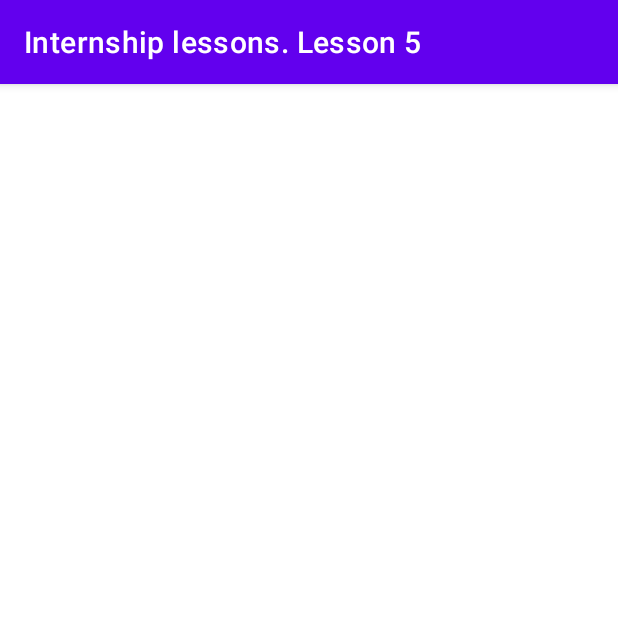
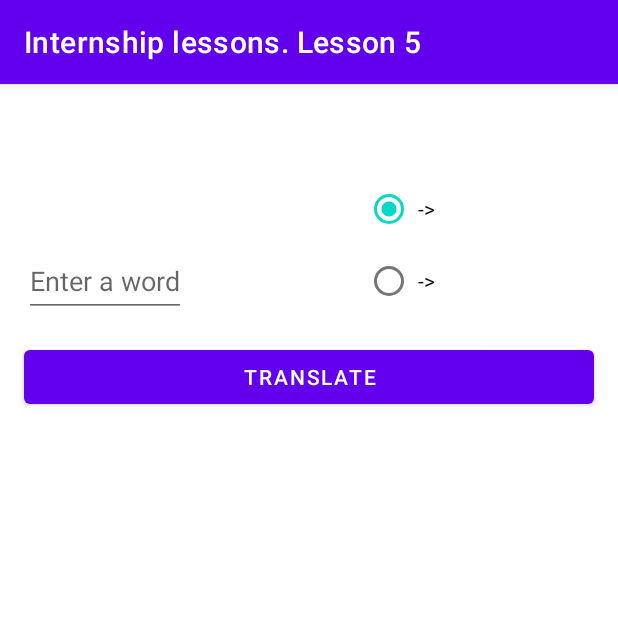
Before and after one commit to alexk2111/LoginApplication, an Android app: the screen it shows after launch (MainScreen), on a phone screen of 412 x 824 dp, the top half of it. Run offline under Robolectric (Android 15) with nearby library versions, the phone set to English and light mode, and no system bars; our stand-ins replace data binding; 1 statement that could not run was skipped.

Commit message:
Final commit

```diff
--- a/app/src/main/java/com/onix/internship/okucherenko/di/ViewModelModule.kt
+++ b/app/src/main/java/com/onix/internship/okucherenko/di/ViewModelModule.kt
@@ -2,10 +2,12 @@ package com.onix.internship.okucherenko.di
 
 import com.onix.internship.okucherenko.ui.main.MainViewModel
 import com.onix.internship.okucherenko.ui.splash.SplashViewModel
+import com.onix.internship.okucherenko.ui.translator.TranslationViewModel
 import org.koin.androidx.viewmodel.dsl.viewModel
 import org.koin.dsl.module
 
 val viewModelModule = module {
+    viewModel { TranslationViewModel() }
     viewModel { SplashViewModel() }
     viewModel { MainViewModel() }
 
--- /dev/null
+++ b/app/src/main/java/com/onix/internship/okucherenko/domain/entity/Dictionary.kt
@@ -0,0 +1,10 @@
+package com.onix.internship.okucherenko.domain.entity
+
+object Dictionary {
+    var langFrom: String = ""
+    var langTo: String = ""
+    var format: String = ""
+    var fullName: String = ""
+    var description: String = ""
+    val dictionary = mutableListOf<DictionaryItem>()
+}
--- /dev/null
+++ b/app/src/main/java/com/onix/internship/okucherenko/domain/entity/DictionaryItem.kt
@@ -0,0 +1,3 @@
+package com.onix.internship.okucherenko.domain.entity
+
+data class DictionaryItem(val wordLang1: String, val wordLang2: String)
--- /dev/null
+++ b/app/src/main/java/com/onix/internship/okucherenko/domain/entity/ResultTranslate.kt
@@ -0,0 +1,3 @@
+package com.onix.internship.okucherenko.domain.entity
+
+data class ResultTranslate(val word: String, val translate: String)
--- /dev/null
+++ b/app/src/main/java/com/onix/internship/okucherenko/domain/usecase/XmlDictionaryParser.kt
@@ -0,0 +1,62 @@
+package com.onix.internship.okucherenko.domain.usecase
+
+import android.content.Context
+import android.util.Log
+import com.onix.internship.okucherenko.domain.entity.Dictionary
+import com.onix.internship.okucherenko.domain.entity.DictionaryItem
+import org.xmlpull.v1.XmlPullParser
+import org.xmlpull.v1.XmlPullParserFactory
+
+class XmlDictionaryParser(val context: Context) {
+
+    val dict = "dict.xdxf"
+    fun parse() {
+        try {
+            val parserFactory = XmlPullParserFactory.newInstance()
+            val parser = parserFactory.newPullParser()
+            val inputStream = context.resources.assets.open("dict.xdxf")
+            parser.setFeature(XmlPullParser.FEATURE_PROCESS_NAMESPACES, false)
+            parser.setInput(inputStream, null)
+
+            var tag: String? = ""
+            var text: String? = ""
+            var event = parser.eventType
+
+            while (event != XmlPullParser.END_DOCUMENT) {
+                tag = parser.name
+                when (parser.eventType) {
+                    XmlPullParser.START_TAG -> {
+                        when (tag) {
+                            "xdxf" -> {
+                                Dictionary.langFrom = parser.getAttributeValue(0)
+                                Dictionary.langTo = parser.getAttributeValue(1)
+                                Dictionary.format = parser.getAttributeValue(2)
+                            }
+                        }
+                    }
+                    XmlPullParser.TEXT -> {
+                        text = parser.text
+                    }
+                    XmlPullParser.END_TAG -> {
+                        when (tag) {
+                            "full_name" -> Dictionary.fullName = text.toString()
+                            "description" -> Dictionary.description = text.toString()
+                            "ar" -> {
+                                val itog = text?.replace("\n", "")?.replace("\"", "")?.split("  ")
+                                Dictionary.dictionary.add(
+                                    (DictionaryItem(
+                                        itog?.get(0) ?: "",
+                                        itog?.get(1) ?: ""
+                                    ))
+                                )
+                            }
+                        }
+                    }
+                }
+                event = parser.next()
+            }
+        } catch (t: Throwable) {
+            Log.e("Error ", "No load dictionary")
+        }
+    }
+}
--- a/app/src/main/java/com/onix/internship/okucherenko/ui/splash/SplashFragment.kt
+++ b/app/src/main/java/com/onix/internship/okucherenko/ui/splash/SplashFragment.kt
@@ -1,5 +1,7 @@
 package com.onix.internship.okucherenko.ui.splash
 
+import android.os.Bundle
+import android.view.View
 import com.onix.internship.okucherenko.R
 import com.onix.internship.okucherenko.arch.BaseFragment
 import com.onix.internship.okucherenko.arch.ext.navigate
@@ -16,8 +18,12 @@ class SplashFragment : BaseFragment<SplashFragmentBinding>(R.layout.splash_fragm
         }
     }
 
+    override fun onViewCreated(view: View, savedInstanceState: Bundle?) {
+        super.onViewCreated(view, savedInstanceState)
+        viewModel.context = requireContext()
+    }
     private fun showLogInScreen() {
-        navigate(R.id.splashFragment, clearStack = true)
+        navigate(R.id.translationFragment, clearStack = true)
     }
 
 }
--- a/app/src/main/java/com/onix/internship/okucherenko/ui/splash/SplashViewModel.kt
+++ b/app/src/main/java/com/onix/internship/okucherenko/ui/splash/SplashViewModel.kt
@@ -1,17 +1,22 @@
 package com.onix.internship.okucherenko.ui.splash
 
+import android.content.Context
 import com.onix.internship.okucherenko.arch.BaseViewModel
 import com.onix.internship.okucherenko.arch.lifecycle.SingleLiveEvent
+import com.onix.internship.okucherenko.domain.usecase.XmlDictionaryParser
 import kotlinx.coroutines.delay
 
 class SplashViewModel : BaseViewModel() {
 
     val initEvent = SingleLiveEvent<Boolean>()
+    lateinit var context: Context
 
     init {
         onLoading(true)
         launch {
             delay(1000)
+            val parser = XmlDictionaryParser(context)
+            parser.parse()
             initEvent.postValue(true)
         }
     }
--- /dev/null
+++ b/app/src/main/java/com/onix/internship/okucherenko/ui/translator/TranslationFragment.kt
@@ -0,0 +1,41 @@
+package com.onix.internship.okucherenko.ui.translator
+
+import android.os.Bundle
+import android.view.View
+import androidx.lifecycle.Observer
+import com.onix.internship.okucherenko.R
+import com.onix.internship.okucherenko.arch.BaseFragment
+import com.onix.internship.okucherenko.databinding.TranslationFragmentBinding
+import com.onix.internship.okucherenko.domain.entity.Dictionary
+import com.onix.internship.okucherenko.ui.listoftranslations.ListoftranslationsFragment
+import org.koin.androidx.viewmodel.ext.android.viewModel
+
+class TranslationFragment :
+    BaseFragment<TranslationFragmentBinding>(R.layout.translation_fragment) {
+    override val viewModel: TranslationViewModel by viewModel()
+    private val adapter = TranslateAdapter()
+
+    override fun setObservers() {
+        super.setObservers()
+
+        viewModel.translationList.observe(viewLifecycleOwner, Observer {
+            it?.let { it ->
+                adapter.submitList(it.reversed())
+                binding.editText.text.clear()
+                ListoftranslationsFragment.resultCollection = viewModel.resultCollection
+                ListoftranslationsFragment().show(childFragmentManager, ListoftranslationsFragment.TAG)
+            }
+        })
+    }
+
+    override fun onViewCreated(view: View, savedInstanceState: Bundle?) {
+        super.onViewCreated(view, savedInstanceState)
+
+        viewModel.currentContext = requireContext()
+        binding.translateViewModel = viewModel
+        binding.translateList.adapter = adapter
+        binding.textViewFullName.text = Dictionary.fullName
+        binding.radioButtonWord1.text = "${Dictionary.langFrom} -> ${Dictionary.langTo}"
+        binding.radioButtonWord2.text = "${Dictionary.langTo} -> ${Dictionary.langFrom}"
+    }
+}
--- /dev/null
+++ b/app/src/main/java/com/onix/internship/okucherenko/ui/translator/TranslationViewModel.kt
@@ -0,0 +1,65 @@
+package com.onix.internship.okucherenko.ui.translator
+
+import android.content.Context
+import android.widget.Toast
+import androidx.lifecycle.LiveData
+import androidx.lifecycle.MutableLiveData
+import com.onix.internship.okucherenko.R
+import com.onix.internship.okucherenko.arch.BaseViewModel
+import com.onix.internship.okucherenko.domain.entity.Dictionary
+import com.onix.internship.okucherenko.domain.entity.DictionaryItem
+import com.onix.internship.okucherenko.domain.entity.ResultTranslate
+
+class TranslationViewModel : BaseViewModel() {
+
+    lateinit var currentContext: Context
+    var filtered = listOf<DictionaryItem>()
+    var resultCollection = mutableListOf<ResultTranslate>()
+
+    private val _translationList = MutableLiveData<MutableList<ResultTranslate>>()
+    val translationList: LiveData<MutableList<ResultTranslate>>
+        get() = _translationList
+
+    var directTranslation = false
+    var reverseTranslation = false
+    var word = ""
+    private var resultTranslateList = mutableListOf<ResultTranslate>()
+
+    init {
+
+        if(!directTranslation && !reverseTranslation) {
+            directTranslation = true
+        }
+    }
+
+    fun onTranslate() {
+        filtered = listOf()
+        resultCollection = mutableListOf()
+        var result = ""
+        if (reverseTranslation) {
+            filtered = Dictionary.dictionary.filter { it.wordLang2 == word.uppercase() }
+            filtered.forEach{
+                resultCollection.add(ResultTranslate(it.wordLang2, it.wordLang1))
+                result += "${it.wordLang1} "
+            }
+        } else {
+            filtered = Dictionary.dictionary.filter { it.wordLang1 == word.uppercase() }
+            filtered.forEach{
+                resultCollection.add(ResultTranslate(it.wordLang1, it.wordLang2))
+                result += "${it.wordLang2} "
+            }
+        }
+
+        result.trim()
+        if(filtered.isEmpty()) {
+            Toast.makeText(currentContext, currentContext.getString(R.string.translation_is_missing), Toast.LENGTH_SHORT).show()
+            return
+        }
+
+        val resultTranslate = ResultTranslate(word, result)
+
+        resultTranslateList.remove(resultTranslate)
+        resultTranslateList.add(resultTranslate)
+        _translationList.value = resultTranslateList.takeLast(16) as MutableList<ResultTranslate>
+    }
+}
--- /dev/null
+++ b/app/src/main/res/layout/translation_fragment.xml
@@ -0,0 +1,91 @@
+<?xml version="1.0" encoding="utf-8"?>
+<layout xmlns:android="http://schemas.android.com/apk/res/android"
+    xmlns:app="http://schemas.android.com/apk/res-auto"
+    xmlns:tools="http://schemas.android.com/tools">
+
+    <data>
+        <variable
+            name="translateViewModel"
+            type="com.onix.internship.okucherenko.ui.translator.TranslationViewModel" />
+   </data>
+
+    <androidx.constraintlayout.widget.ConstraintLayout
+        android:id="@+id/constraintLayout"
+        android:layout_width="match_parent"
+        android:layout_height="match_parent"
+        tools:context=".ui.translator.TranslationFragment">
+
+        <TextView
+            android:id="@+id/textViewFullName"
+            android:layout_width="0dp"
+            android:layout_height="wrap_content"
+            android:layout_marginTop="16dp"
+            android:gravity="center"
+            android:textSize="20sp"
+            app:layout_constraintEnd_toEndOf="parent"
+            app:layout_constraintStart_toStartOf="parent"
+            app:layout_constraintTop_toTopOf="parent" />
+
+        <RadioGroup
+            android:id="@+id/radioGroup"
+            android:layout_width="wrap_content"
+            android:layout_height="wrap_content"
+            android:layout_marginTop="16dp"
+            app:layout_constraintEnd_toEndOf="parent"
+            app:layout_constraintStart_toEndOf="@+id/editText"
+            app:layout_constraintTop_toBottomOf="@+id/textViewFullName">
+
+            <RadioButton
+                android:id="@+id/radioButtonWord1"
+                android:layout_width="match_parent"
+                android:layout_height="wrap_content"
+                android:checked="@={translateViewModel.directTranslation}"
+                android:text="RadioButton" />
+
+            <RadioButton
+                android:id="@+id/radioButtonWord2"
+                android:layout_width="match_parent"
+                android:layout_height="wrap_content"
+                android:checked="@={translateViewModel.reverseTranslation}"
+                android:text="@string/radiobutton" />
+        </RadioGroup>
+
+        <EditText
+            android:id="@+id/editText"
+            android:layout_width="wrap_content"
+            android:layout_height="wrap_content"
+            android:layout_marginStart="16dp"
+            android:hint="@string/enter_a_word"
+            android:inputType="textPersonName"
+            android:minHeight="48dp"
+            android:text="@={translateViewModel.word}"
+            app:layout_constraintBottom_toBottomOf="@+id/radioGroup"
+            app:layout_constraintStart_toStartOf="parent" />
+
+        <Button
+            android:id="@+id/buttonTranslate"
+            android:layout_width="0dp"
+            android:layout_height="wrap_content"
+            android:layout_marginStart="16dp"
+            android:layout_marginTop="16dp"
+            android:layout_marginEnd="16dp"
+            android:onClick="@{() -> translateViewModel.onTranslate()}"
+            android:text="@string/buttonTranslate"
+            app:layout_constraintEnd_toEndOf="parent"
+            app:layout_constraintStart_toStartOf="parent"
+            app:layout_constraintTop_toBottomOf="@+id/radioGroup" />
+
+        <androidx.recyclerview.widget.RecyclerView
+            android:id="@+id/translateList"
+            android:layout_width="0dp"
+            android:layout_height="0dp"
+            android:layout_marginTop="16dp"
+            app:layoutManager="androidx.recyclerview.widget.LinearLayoutManager"
+            app:layout_constraintBottom_toBottomOf="parent"
+            app:layout_constraintEnd_toEndOf="parent"
+
+            app:layout_constraintStart_toStartOf="parent"
+            app:layout_constraintTop_toBottomOf="@+id/buttonTranslate" />
+
+    </androidx.constraintlayout.widget.ConstraintLayout>
+</layout>
--- a/app/src/main/res/navigation/home.xml
+++ b/app/src/main/res/navigation/home.xml
@@ -1,6 +1,7 @@
 <?xml version="1.0" encoding="utf-8"?>
 <navigation xmlns:android="http://schemas.android.com/apk/res/android"
     xmlns:app="http://schemas.android.com/apk/res-auto"
+    xmlns:tools="http://schemas.android.com/tools"
     android:id="@+id/home"
     app:startDestination="@id/splashFragment">
 
@@ -8,5 +9,19 @@
         android:id="@+id/splashFragment"
         android:name="com.onix.internship.okucherenko.ui.splash.SplashFragment"
         android:label="SplashFragment" />
+    <fragment
+        android:id="@+id/translationFragment"
+        android:name="com.onix.internship.okucherenko.ui.translator.TranslationFragment"
+        android:label="translation_fragment"
+        tools:layout="@layout/translation_fragment" />
+    <fragment
+        android:id="@+id/listoftranslationsFragment"
+        android:name="com.onix.internship.okucherenko.ui.listoftranslations.ListoftranslationsFragment"
+        android:label="listoftranslations_fragment"
+        tools:layout="@layout/listoftranslations_fragment" >
+        <argument
+            android:name="result"
+            app:argType="string[]" />
+    </fragment>
 
 </navigation>
--- a/app/src/main/res/values/strings.xml
+++ b/app/src/main/res/values/strings.xml
@@ -1,3 +1,9 @@
 <resources>
     <string name="app_name">Internship lessons. Lesson 5</string>
+    <string name="hello_blank_fragment">Hello blank fragment</string>
+    <string name="enter_a_word">Enter a word</string>
+    <string name="buttonTranslate">Translate</string>
+    <string name="translation_is_missing">Translation is missing</string>
+    <string name="radiobutton">RadioButton</string>
+    <string name="textview">TextView</string>
 </resources>
--- a/build.gradle
+++ b/build.gradle
@@ -3,7 +3,7 @@
 buildscript {
     dependencies {
         classpath("org.jetbrains.kotlin:kotlin-serialization:1.6.21")
-        classpath("androidx.navigation:navigation-safe-args-gradle-plugin:2.4.2")
+        classpath("androidx.navigation:navigation-safe-args-gradle-plugin:2.5.0")
     }
 }
 
```
Also changed, not shown: app/src/main/java/com/onix/internship/okucherenko/ui/listoftranslations/ListoftranslationsFragment.kt (added, +29 -0 lines), app/src/main/java/com/onix/internship/okucherenko/ui/translator/TranslateAdapter.kt (added, +57 -0 lines), app/src/main/res/layout/listoftranslations_fragment.xml (added, +20 -0 lines), app/src/main/res/layout/translate_item_view.xml (added, +38 -0 lines), 1 other file.
